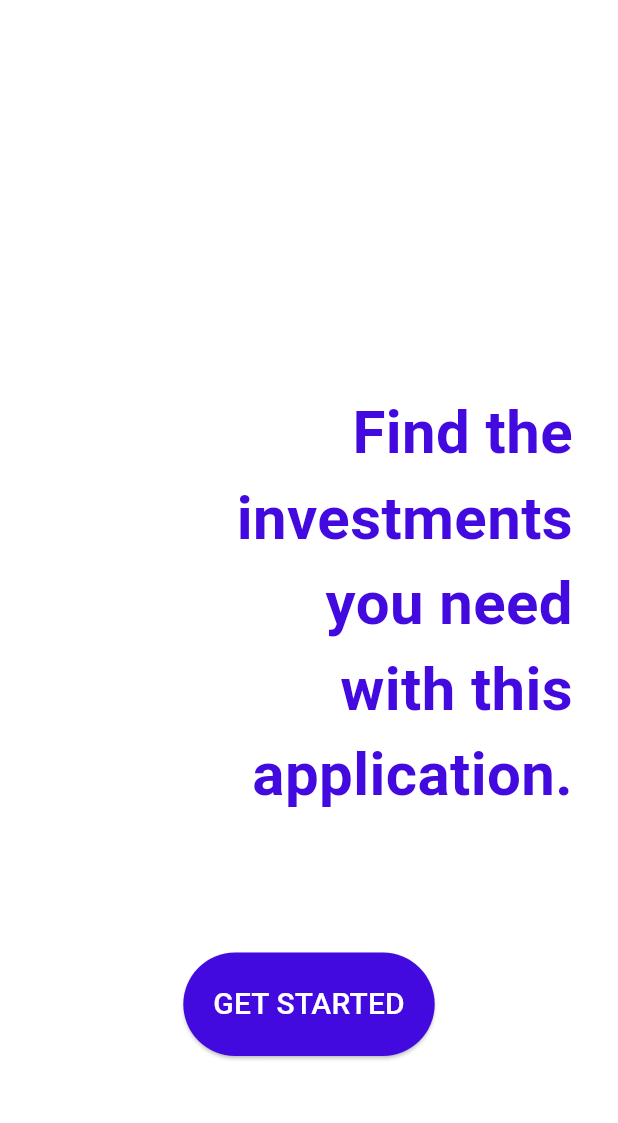
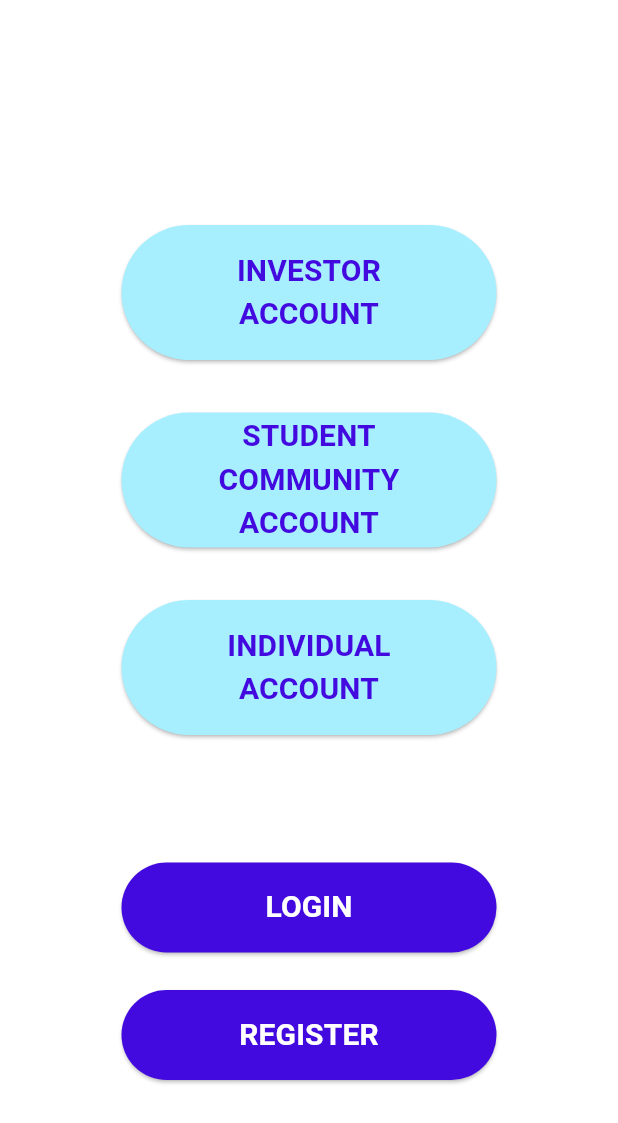
Before and after one commit to veysel-ozdemir/InvestHub-Frontend, a Flutter app: the screen it shows after launch, after a tap on "GET STARTED", on a phone screen of 412 x 824 dp. Shown: the top 1123 px of the screen. Run offline on Flutter 3.47's test engine with Material 3 defaults, Android fonts, the phone set to English and light mode, and no system bars; our stand-ins replace flutter_riverpod, gap, go_router.

Commit message:
Create: Account Selection Page

```diff
--- a/investhub/lib/app/investhub_app.dart
+++ b/investhub/lib/app/investhub_app.dart
@@ -1,15 +1,17 @@
 import 'package:flutter/material.dart';
 import 'package:flutter_riverpod/flutter_riverpod.dart';
-import 'package:investhub/presentation/pages/start_page.dart';
+import 'package:investhub/provider/route_provider.dart';
 
 class InvestHubApp extends ConsumerWidget {
   const InvestHubApp({super.key});
 
   @override
   Widget build(BuildContext context, WidgetRef ref) {
-    return const MaterialApp(
+    final routeConfig = ref.watch(routeProvider);
+
+    return MaterialApp.router(
       debugShowCheckedModeBanner: false,
-      home: StartPage(),
+      routerConfig: routeConfig,
     );
   }
 }
--- /dev/null
+++ b/investhub/lib/presentation/pages/account_selection_page.dart
@@ -0,0 +1,164 @@
+import 'package:flutter/material.dart';
+import 'package:flutter_riverpod/flutter_riverpod.dart';
+import 'package:gap/gap.dart';
+import 'package:go_router/go_router.dart';
+import 'package:investhub/const/color_palette.dart';
+
+class AccountSelectioPage extends ConsumerStatefulWidget {
+  const AccountSelectioPage({super.key});
+
+  static AccountSelectioPage builder(
+          BuildContext context, GoRouterState state) =>
+      const AccountSelectioPage();
+
+  @override
+  ConsumerState<AccountSelectioPage> createState() =>
+      _AccountSelectioPageState();
+}
+
+class _AccountSelectioPageState extends ConsumerState<AccountSelectioPage> {
+  int _selectedAccount = 0;
+
+  @override
+  Widget build(BuildContext context) {
+    return Scaffold(
+      backgroundColor: Colors.white,
+      body: SizedBox.expand(
+        child: Column(
+          crossAxisAlignment: CrossAxisAlignment.center,
+          children: [
+            const Gap(150),
+            ElevatedButton(
+              style: ButtonStyle(
+                fixedSize: const MaterialStatePropertyAll(
+                  Size(250, 90),
+                ),
+                backgroundColor: MaterialStatePropertyAll(
+                  _selectedAccount == 1
+                      ? ColorPalette.darkPurple
+                      : ColorPalette.lightBlue,
+                ),
+              ),
+              onPressed: () {
+                setState(() {
+                  _selectedAccount = 1;
+                });
+              },
+              child: Text(
+                "INVESTOR\nACCOUNT",
+                textAlign: TextAlign.center,
+                style: TextStyle(
+                  fontSize: 20,
+                  fontWeight: FontWeight.bold,
+                  color: _selectedAccount == 1
+                      ? ColorPalette.lightBlue
+                      : ColorPalette.darkPurple,
+                ),
+              ),
+            ),
+            const Gap(35),
+            ElevatedButton(
+              style: ButtonStyle(
+                fixedSize: const MaterialStatePropertyAll(
+                  Size(250, 90),
+                ),
+                backgroundColor: MaterialStatePropertyAll(
+                  _selectedAccount == 2
+                      ? ColorPalette.darkPurple
+                      : ColorPalette.lightBlue,
+                ),
+              ),
+              onPressed: () {
+                setState(() {
+                  _selectedAccount = 2;
+                });
+              },
+              child: Text(
+                "STUDENT\nCOMMUNITY\nACCOUNT",
+                textAlign: TextAlign.center,
+                style: TextStyle(
+                  fontSize: 20,
+                  fontWeight: FontWeight.bold,
+                  color: _selectedAccount == 2
+                      ? ColorPalette.lightBlue
+                      : ColorPalette.darkPurple,
+                ),
+              ),
+            ),
+            const Gap(35),
+            ElevatedButton(
+              style: ButtonStyle(
+                fixedSize: const MaterialStatePropertyAll(
+                  Size(250, 90),
+                ),
+                backgroundColor: MaterialStatePropertyAll(
+                  _selectedAccount == 3
+                      ? ColorPalette.darkPurple
+                      : ColorPalette.lightBlue,
+                ),
+              ),
+              onPressed: () {
+                setState(() {
+                  _selectedAccount = 3;
+                });
+              },
+              child: Text(
+                "INDIVIDUAL\nACCOUNT",
+                textAlign: TextAlign.center,
+                style: TextStyle(
+                  fontSize: 20,
+                  fontWeight: FontWeight.bold,
+                  color: _selectedAccount == 3
+                      ? ColorPalette.lightBlue
+                      : ColorPalette.darkPurple,
+                ),
+              ),
+            ),
+            const Gap(85),
+            ElevatedButton(
+              style: const ButtonStyle(
+                fixedSize: MaterialStatePropertyAll(
+                  Size(250, 60),
+                ),
+                backgroundColor: MaterialStatePropertyAll(
+                  ColorPalette.darkPurple,
+                ),
+              ),
+              onPressed: () {},
+              child: const Text(
+                "LOGIN",
+                textAlign: TextAlign.center,
+                style: TextStyle(
+                  fontSize: 20,
+                  fontWeight: FontWeight.bold,
+                  color: Colors.white,
+                ),
+              ),
+            ),
+            const Gap(25),
+            ElevatedButton(
+              style: const ButtonStyle(
+                fixedSize: MaterialStatePropertyAll(
+                  Size(250, 60),
+                ),
+                backgroundColor: MaterialStatePropertyAll(
+                  ColorPalette.darkPurple,
+                ),
+              ),
+              onPressed: () {},
+              child: const Text(
+                "REGISTER",
+                textAlign: TextAlign.center,
+                style: TextStyle(
+                  fontSize: 20,
+                  fontWeight: FontWeight.bold,
+                  color: Colors.white,
+                ),
+              ),
+            ),
+          ],
+        ),
+      ),
+    );
+  }
+}
--- a/investhub/lib/presentation/pages/start_page.dart
+++ b/investhub/lib/presentation/pages/start_page.dart
@@ -3,6 +3,7 @@ import 'package:flutter_riverpod/flutter_riverpod.dart';
 import 'package:gap/gap.dart';
 import 'package:go_router/go_router.dart';
 import 'package:investhub/const/color_palette.dart';
+import 'package:investhub/route/route_location.dart';
 
 class StartPage extends ConsumerWidget {
   const StartPage({super.key});
@@ -33,7 +34,7 @@ class StartPage extends ConsumerWidget {
           ),
           const Gap(60),
           ElevatedButton(
-            onPressed: () {},
+            onPressed: () => context.go(RouteLocations.accountSelection),
             style: const ButtonStyle(
               padding: MaterialStatePropertyAll(
                 EdgeInsets.all(20),
--- /dev/null
+++ b/investhub/lib/provider/route_provider.dart
@@ -0,0 +1,12 @@
+import 'package:flutter_riverpod/flutter_riverpod.dart';
+import 'package:go_router/go_router.dart';
+import 'package:investhub/route/app_routes.dart';
+import 'package:investhub/route/route_location.dart';
+
+final routeProvider = Provider<GoRouter>(
+  (ref) => GoRouter(
+    initialLocation: RouteLocations.start,
+    navigatorKey: navigationKey,
+    routes: appRoutes,
+  ),
+);
--- a/investhub/lib/route/app_routes.dart
+++ b/investhub/lib/route/app_routes.dart
@@ -1,5 +1,6 @@
 import 'package:flutter/material.dart';
 import 'package:go_router/go_router.dart';
+import 'package:investhub/presentation/pages/account_selection_page.dart';
 import 'package:investhub/presentation/pages/start_page.dart';
 import 'package:investhub/route/route_location.dart';
 
@@ -11,4 +12,9 @@ final appRoutes = [
     parentNavigatorKey: navigationKey,
     builder: StartPage.builder,
   ),
+  GoRoute(
+    path: RouteLocations.accountSelection,
+    parentNavigatorKey: navigationKey,
+    builder: AccountSelectioPage.builder,
+  ),
 ];
--- a/investhub/lib/route/route_location.dart
+++ b/investhub/lib/route/route_location.dart
@@ -2,4 +2,5 @@ class RouteLocations {
   const RouteLocations._();
 
   static String get start => '/start';
+  static String get accountSelection => '/account-selection';
 }
```
